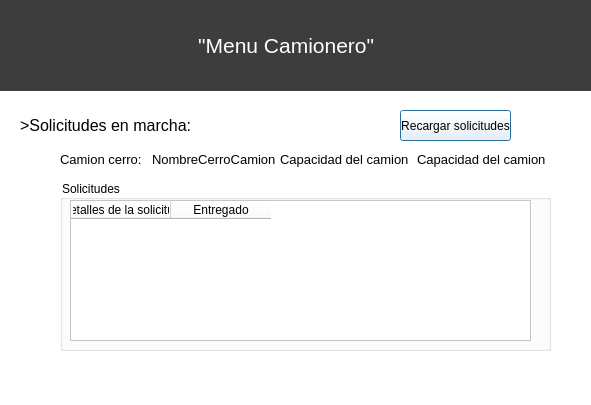
ClaudioCampuzano/TEL102-FlipiGas, file camionerowindow.ui: the form before one commit.
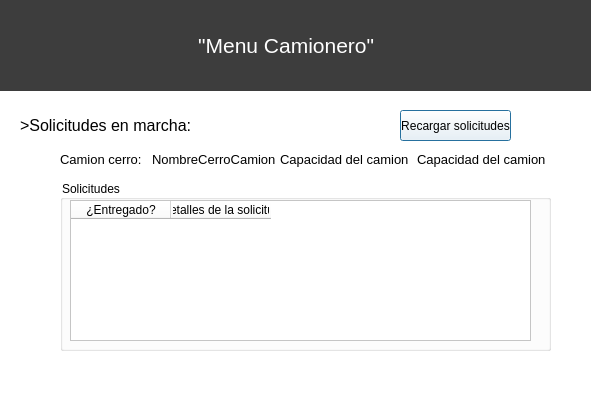
The form after the commit.

The edit to the form file:
```diff
--- a/camionerowindow.ui
+++ b/camionerowindow.ui
@@ -102,7 +102,7 @@
     </property>
     <column>
      <property name="text">
-      <string>Detalles de la solicitud</string>
+      <string>¿Entregado?</string>
      </property>
      <property name="font">
       <font>
@@ -112,7 +112,7 @@
     </column>
     <column>
      <property name="text">
-      <string>Entregado</string>
+      <string>Detalles de la solicitud</string>
      </property>
      <property name="font">
       <font>
```
Left out of the diff: 2 changed lines with no effect on the pictures.
